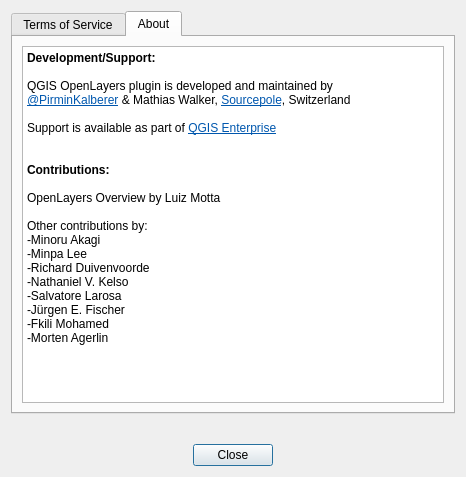
This is openlayers/ui_about_dialog.ui in sourcepole/qgis-openlayers-plugin as Qt 5 draws it before an edit. The edited form follows.
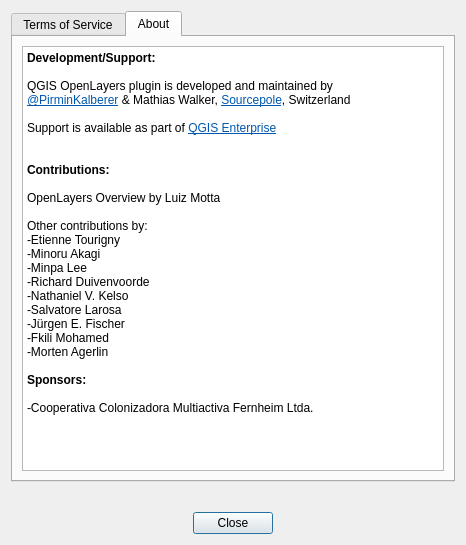
This is the edited form. The open tabs and pages were chosen to show the change.

Commit message: Contributor/Sponsor update

Diff of the .ui file:
```diff
--- a/openlayers/ui_about_dialog.ui
+++ b/openlayers/ui_about_dialog.ui
@@ -7,7 +7,7 @@
     <x>0</x>
     <y>0</y>
     <width>466</width>
-    <height>477</height>
+    <height>545</height>
    </rect>
   </property>
   <property name="windowTitle">
@@ -92,6 +92,7 @@
 &lt;p style=&quot; margin-top:0px; margin-bottom:0px; margin-left:0px; margin-right:0px; -qt-block-indent:0; text-indent:0px;&quot;&gt;OpenLayers Overview by Luiz Motta&lt;/p&gt;
 &lt;p style=&quot;-qt-paragraph-type:empty; margin-top:0px; margin-bottom:0px; margin-left:0px; margin-right:0px; -qt-block-indent:0; text-indent:0px;&quot;&gt;&lt;br /&gt;&lt;/p&gt;
 &lt;p style=&quot; margin-top:0px; margin-bottom:0px; margin-left:0px; margin-right:0px; -qt-block-indent:0; text-indent:0px;&quot;&gt;Other contributions by:&lt;/p&gt;
+&lt;p style=&quot; margin-top:0px; margin-bottom:0px; margin-left:0px; margin-right:0px; -qt-block-indent:0; text-indent:0px;&quot;&gt;-Etienne Tourigny&lt;/p&gt;
 &lt;p style=&quot; margin-top:0px; margin-bottom:0px; margin-left:0px; margin-right:0px; -qt-block-indent:0; text-indent:0px;&quot;&gt;-Minoru Akagi&lt;/p&gt;
 &lt;p style=&quot; margin-top:0px; margin-bottom:0px; margin-left:0px; margin-right:0px; -qt-block-indent:0; text-indent:0px;&quot;&gt;-Minpa Lee&lt;/p&gt;
 &lt;p style=&quot; margin-top:0px; margin-bottom:0px; margin-left:0px; margin-right:0px; -qt-block-indent:0; text-indent:0px;&quot;&gt;-Richard Duivenvoorde&lt;/p&gt;
@@ -99,7 +100,11 @@
 &lt;p style=&quot; margin-top:0px; margin-bottom:0px; margin-left:0px; margin-right:0px; -qt-block-indent:0; text-indent:0px;&quot;&gt;-Salvatore Larosa&lt;/p&gt;
 &lt;p style=&quot; margin-top:0px; margin-bottom:0px; margin-left:0px; margin-right:0px; -qt-block-indent:0; text-indent:0px;&quot;&gt;-Jürgen E. Fischer&lt;/p&gt;
 &lt;p style=&quot; margin-top:0px; margin-bottom:0px; margin-left:0px; margin-right:0px; -qt-block-indent:0; text-indent:0px;&quot;&gt;-Fkili Mohamed&lt;/p&gt;
-&lt;p style=&quot; margin-top:0px; margin-bottom:0px; margin-left:0px; margin-right:0px; -qt-block-indent:0; text-indent:0px;&quot;&gt;-Morten Agerlin&lt;/p&gt;&lt;/body&gt;&lt;/html&gt;</string>
+&lt;p style=&quot; margin-top:0px; margin-bottom:0px; margin-left:0px; margin-right:0px; -qt-block-indent:0; text-indent:0px;&quot;&gt;-Morten Agerlin&lt;/p&gt;
+&lt;p style=&quot;-qt-paragraph-type:empty; margin-top:0px; margin-bottom:0px; margin-left:0px; margin-right:0px; -qt-block-indent:0; text-indent:0px;&quot;&gt;&lt;br /&gt;&lt;/p&gt;
+&lt;p style=&quot; margin-top:0px; margin-bottom:0px; margin-left:0px; margin-right:0px; -qt-block-indent:0; text-indent:0px;&quot;&gt;&lt;span style=&quot; font-weight:600;&quot;&gt;Sponsors:&lt;/span&gt;&lt;/p&gt;
+&lt;p style=&quot;-qt-paragraph-type:empty; margin-top:0px; margin-bottom:0px; margin-left:0px; margin-right:0px; -qt-block-indent:0; text-indent:0px; font-weight:600;&quot;&gt;&lt;br /&gt;&lt;/p&gt;
+&lt;p style=&quot; margin-top:0px; margin-bottom:0px; margin-left:0px; margin-right:0px; -qt-block-indent:0; text-indent:0px;&quot;&gt;-Cooperativa Colonizadora Multiactiva Fernheim Ltda.&lt;/p&gt;&lt;/body&gt;&lt;/html&gt;</string>
          </property>
          <property name="textInteractionFlags">
           <set>Qt::LinksAccessibleByMouse|Qt::TextSelectableByMouse</set>
```
The commit also changes 1 other file.
